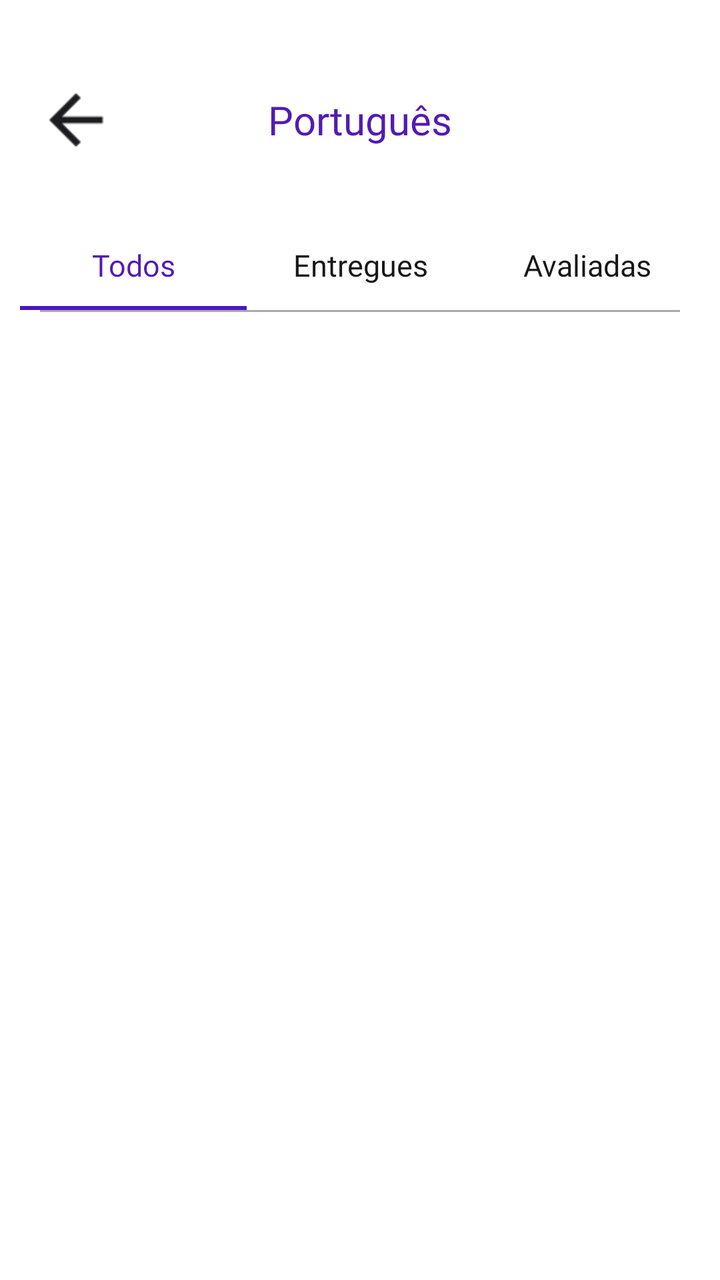
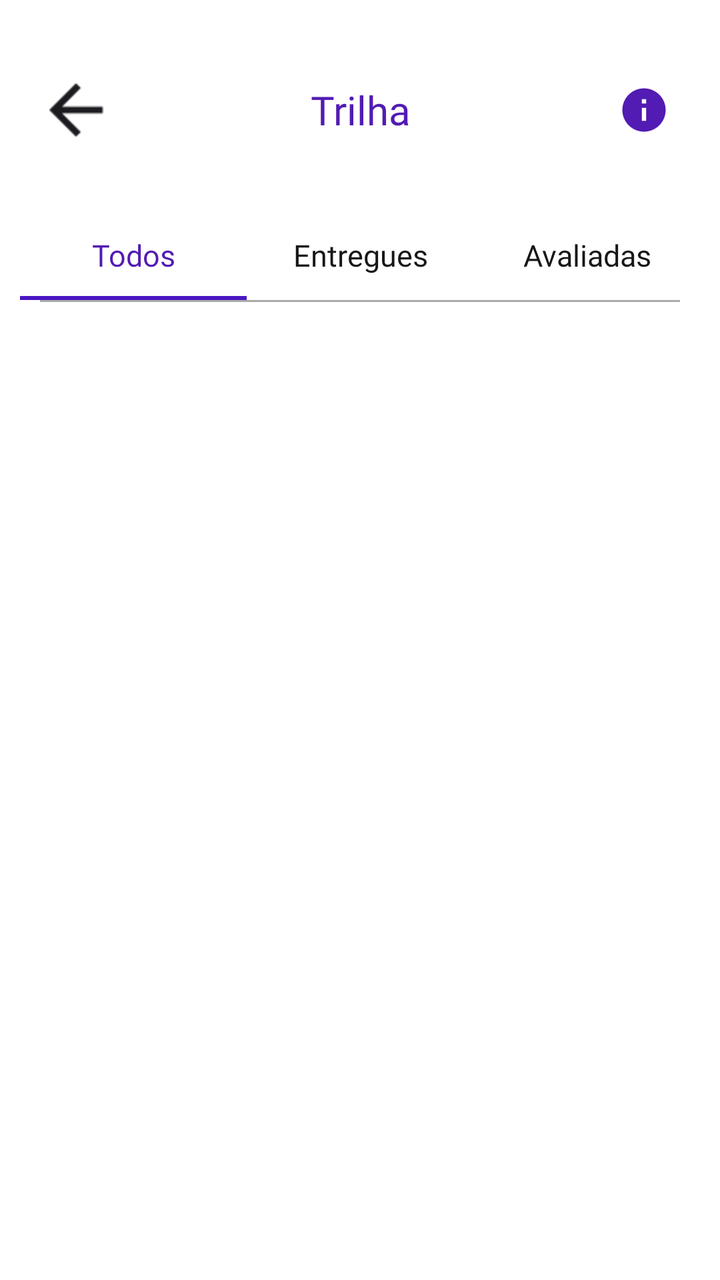

Screens rendered from an Android XML layout before and after an edit, with the pre-edit source and the edit as a unified diff.
<!-- AndroidManifest.xml: application theme Theme.MeuFuturoAgora -->
<!-- res/layout/activity_tela_detalhes_disciplina_aluno.xml -->
<?xml version="1.0" encoding="utf-8"?>
<androidx.constraintlayout.widget.ConstraintLayout xmlns:android="http://schemas.android.com/apk/res/android"
    xmlns:app="http://schemas.android.com/apk/res-auto"
    xmlns:tools="http://schemas.android.com/tools"
    android:id="@+id/main"
    android:layout_width="match_parent"
    android:layout_height="match_parent"
    android:background="@android:color/white"
    tools:context=".TelaDetalhesDisciplinaAluno">

    <ImageView
        android:id="@+id/btnVoltar"
        android:layout_width="40dp"
        android:layout_height="40dp"
        android:layout_marginStart="18dp"
        android:layout_marginTop="40dp"
        android:src="@drawable/seta_voltar"
        android:scaleType="centerInside"
        android:contentDescription="Voltar"
        app:layout_constraintStart_toStartOf="parent"
        app:layout_constraintTop_toTopOf="parent" />

    <TextView
        android:id="@+id/tvNomeDisciplinaAluno"
        android:layout_width="0dp"
        android:layout_height="50dp"
        android:gravity="center"
        android:text="Português"
        android:textColor="@color/roxo_primario"
        android:textSize="20sp"
        android:fontFamily="@font/poppins_bold"
        app:layout_constraintStart_toStartOf="parent"
        app:layout_constraintEnd_toEndOf="parent"
        app:layout_constraintTop_toTopOf="@id/btnVoltar"
        app:layout_constraintBottom_toBottomOf="@id/btnVoltar" />

    <androidx.constraintlayout.widget.ConstraintLayout
        android:id="@+id/layoutAbasAluno"
        android:layout_width="0dp"
        android:layout_height="45dp"
        android:layout_marginTop="30dp"
        app:layout_constraintTop_toBottomOf="@id/btnVoltar"
        app:layout_constraintStart_toStartOf="parent"
        app:layout_constraintEnd_toEndOf="parent">

        <TextView
            android:id="@+id/tabTodos"
            android:layout_width="0dp"
            android:layout_height="match_parent"
            android:gravity="center"
            android:text="Todos"
            android:textColor="@color/roxo_primario"
            android:layout_marginStart="10dp"
            android:textSize="15sp"
            android:fontFamily="@font/poppins_bold"
            app:layout_constraintStart_toStartOf="parent"
            app:layout_constraintEnd_toStartOf="@id/tabEntregues"
            app:layout_constraintTop_toTopOf="parent"
            app:layout_constraintBottom_toBottomOf="parent" />

        <TextView
            android:id="@+id/tabEntregues"
            android:layout_width="0dp"
            android:layout_height="match_parent"
            android:gravity="center"
            android:text="Entregues"
            android:textColor="#171717"
            android:textSize="15sp"
            android:fontFamily="@font/poppins_bold"
            app:layout_constraintStart_toEndOf="@id/tabTodos"
            app:layout_constraintEnd_toStartOf="@id/tabAvaliadas"
            app:layout_constraintTop_toTopOf="parent"
            app:layout_constraintBottom_toBottomOf="parent" />

        <TextView
            android:id="@+id/tabAvaliadas"
            android:layout_width="0dp"
            android:layout_height="match_parent"
            android:gravity="center"
            android:text="Avaliadas"
            android:textColor="#171717"
            android:layout_marginEnd="10dp"
            android:textSize="15sp"
            android:fontFamily="@font/poppins_bold"
            app:layout_constraintStart_toEndOf="@id/tabEntregues"
            app:layout_constraintEnd_toEndOf="parent"
            app:layout_constraintTop_toTopOf="parent"
            app:layout_constraintBottom_toBottomOf="parent" />

        <View
            android:id="@+id/linhaAbaTodos"
            android:layout_width="0dp"
            android:layout_height="2dp"
            android:background="@color/roxo_acao"
            app:layout_constraintStart_toStartOf="@id/tabTodos"
            app:layout_constraintEnd_toEndOf="@id/tabTodos"
            app:layout_constraintBottom_toBottomOf="parent" />

        <View
            android:id="@+id/linhaAbaEntregues"
            android:layout_width="0dp"
            android:layout_height="2dp"
            android:background="@color/roxo_acao"
            android:visibility="gone"
            app:layout_constraintStart_toStartOf="@id/tabEntregues"
            app:layout_constraintEnd_toEndOf="@id/tabEntregues"
            app:layout_constraintBottom_toBottomOf="parent" />

        <View
            android:id="@+id/linhaAbaAvaliadas"
            android:layout_width="0dp"
            android:layout_height="2dp"
            android:background="@color/roxo_acao"
            android:visibility="gone"
            app:layout_constraintStart_toStartOf="@id/tabAvaliadas"
            app:layout_constraintEnd_toEndOf="@id/tabAvaliadas"
            app:layout_constraintBottom_toBottomOf="parent" />

    </androidx.constraintlayout.widget.ConstraintLayout>

    <View
        android:id="@+id/linhaSeparadoraAluno"
        android:layout_width="0dp"
        android:layout_height="1dp"
        android:background="@color/linha_cinza"
        android:layout_marginStart="20dp"
        android:layout_marginEnd="20dp"
        app:layout_constraintTop_toBottomOf="@id/layoutAbasAluno"
        app:layout_constraintStart_toStartOf="parent"
        app:layout_constraintEnd_toEndOf="parent" />

    <androidx.recyclerview.widget.RecyclerView
        android:id="@+id/recyclerAtividadesAluno"
        android:layout_width="0dp"
        android:layout_height="0dp"
        android:clipToPadding="false"
        android:layout_marginStart="20dp"
        android:layout_marginEnd="20dp"
        android:paddingTop="5dp"
        android:paddingBottom="20dp"
        app:layout_constraintTop_toBottomOf="@id/linhaSeparadoraAluno"
        app:layout_constraintBottom_toBottomOf="parent"
        app:layout_constraintStart_toStartOf="parent"
        app:layout_constraintEnd_toEndOf="parent" />

    <TextView
        android:id="@+id/tvSemAtividadesDisciplinaAluno"
        android:layout_width="wrap_content"
        android:layout_height="wrap_content"
        android:fontFamily="@font/poppins_regular"
        android:text="Nenhuma trilha nesta categoria."
        android:textColor="@color/texto_cinza"
        android:textSize="14sp"
        android:visibility="gone"
        app:layout_constraintTop_toBottomOf="@id/linhaSeparadoraAluno"
        app:layout_constraintBottom_toBottomOf="parent"
        app:layout_constraintStart_toStartOf="parent"
        app:layout_constraintEnd_toEndOf="parent" />

</androidx.constraintlayout.widget.ConstraintLayout>
<!-- resources referenced by this layout -->
<resources>
  <color name="linha_cinza">#AAAAAA</color>
  <color name="roxo_acao">#4A16C4</color>
  <color name="roxo_primario">#521BB3</color>
  <color name="texto_cinza">#777777</color>
  <!-- drawable seta_voltar: png bitmap (drawable, 265 bytes) -->
  <style name="Theme.MeuFuturoAgora" parent="Base.Theme.MeuFuturoAgora" />
  <style name="Base.Theme.MeuFuturoAgora" parent="Theme.Material3.DayNight.NoActionBar">
          <item name="android:navigationBarColor">@android:color/transparent</item>
      </style>
</resources>

<!-- the commit's change to res/layout/activity_tela_detalhes_disciplina_aluno.xml (unified diff, before → after) -->
@@ -13,23 +13,45 @@
         android:layout_width="40dp"
         android:layout_height="40dp"
         android:layout_marginStart="18dp"
-        android:layout_marginTop="40dp"
+        android:layout_marginTop="35dp"
         android:src="@drawable/seta_voltar"
         android:scaleType="centerInside"
         android:contentDescription="Voltar"
         app:layout_constraintStart_toStartOf="parent"
         app:layout_constraintTop_toTopOf="parent" />
 
+    
+
     <TextView
         android:id="@+id/tvNomeDisciplinaAluno"
         android:layout_width="0dp"
         android:layout_height="50dp"
+        android:layout_marginStart="64dp"
+        android:layout_marginEnd="64dp"
+        android:ellipsize="end"
         android:gravity="center"
-        android:text="Português"
+        android:maxLines="1"
+        android:text="Trilha"
         android:textColor="@color/roxo_primario"
         android:textSize="20sp"
         android:fontFamily="@font/poppins_bold"
         app:layout_constraintStart_toStartOf="parent"
+        app:layout_constraintEnd_toEndOf="parent"
+        app:layout_constraintTop_toTopOf="@id/btnVoltar"
+        app:layout_constraintBottom_toBottomOf="@id/btnVoltar" />
+
+    
+
+    <ImageView
+        android:id="@+id/btnInfoProfessor"
+        android:layout_width="40dp"
+        android:layout_height="40dp"
+        android:layout_marginEnd="18dp"
+        android:background="?attr/selectableItemBackgroundBorderless"
+        android:contentDescription="Informações da disciplina"
+        android:padding="7dp"
+        android:src="@drawable/ic_info"
+        app:tint="@color/roxo_primario"
         app:layout_constraintEnd_toEndOf="parent"
         app:layout_constraintTop_toTopOf="@id/btnVoltar"
         app:layout_constraintBottom_toBottomOf="@id/btnVoltar" />
<!-- resource entries referenced after the edit -->
@@ -4,6 +4,17 @@
   <color name="roxo_acao">#4A16C4</color>
   <color name="roxo_primario">#521BB3</color>
   <color name="texto_cinza">#777777</color>
+  <!-- drawable ic_info (drawable) -->
+  <?xml version="1.0" encoding="utf-8"?>
+  <vector xmlns:android="http://schemas.android.com/apk/res/android"
+      android:width="24dp"
+      android:height="24dp"
+      android:viewportWidth="24"
+      android:viewportHeight="24">
+      <path
+          android:fillColor="#FF000000"
+          android:pathData="M12,2C6.48,2 2,6.48 2,12s4.48,10 10,10s10,-4.48 10,-10S17.52,2 12,2zM13,17h-2v-6h2v6zM13,9h-2L11,7h2v2z" />
+  </vector>
   <!-- drawable seta_voltar: png bitmap (drawable, 265 bytes) -->
   <style name="Theme.MeuFuturoAgora" parent="Base.Theme.MeuFuturoAgora" />
   <style name="Base.Theme.MeuFuturoAgora" parent="Theme.Material3.DayNight.NoActionBar">
